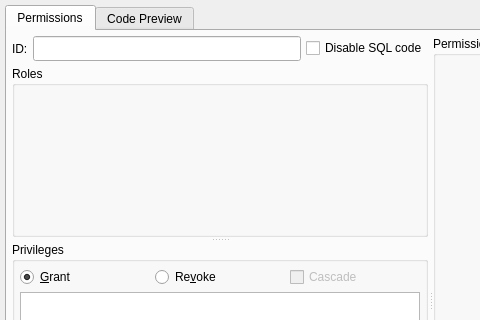
Before: the Qt Designer form libs/libgui/ui/dbobjects/permissionwidget.ui in pgmodeler/pgmodeler, drawn with Qt 5; both pictures show x 0 to 480 and y 0 to 320 of the 827 by 575 pixel window.
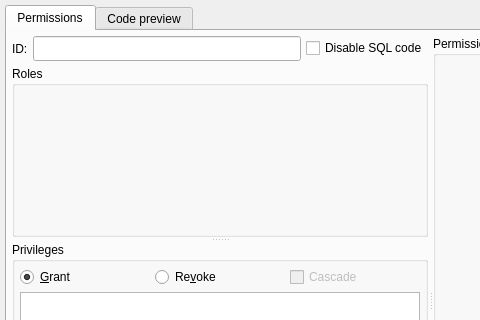
After: the same form once the commit is applied. Icons and pictures are not drawn.

Commit message: Adding icons to tabs (WIP)

Diff of the .ui file:
```diff
--- a/libs/libgui/ui/dbobjects/permissionwidget.ui
+++ b/libs/libgui/ui/dbobjects/permissionwidget.ui
@@ -46,6 +46,12 @@
      <property name="currentIndex">
       <number>0</number>
      </property>
+     <property name="iconSize">
+      <size>
+       <width>22</width>
+       <height>22</height>
+      </size>
+     </property>
      <widget class="QWidget" name="tab">
       <attribute name="title">
        <string>Permissions</string>
@@ -425,7 +431,7 @@
      </widget>
      <widget class="QWidget" name="tab_2">
       <attribute name="title">
-       <string>Code Preview</string>
+       <string>Code preview</string>
       </attribute>
       <layout class="QGridLayout" name="gridLayout_3">
        <property name="leftMargin">
```
Left out of the diff: 8 changed lines with no effect on the pictures. The commit also changes 21 other files.
